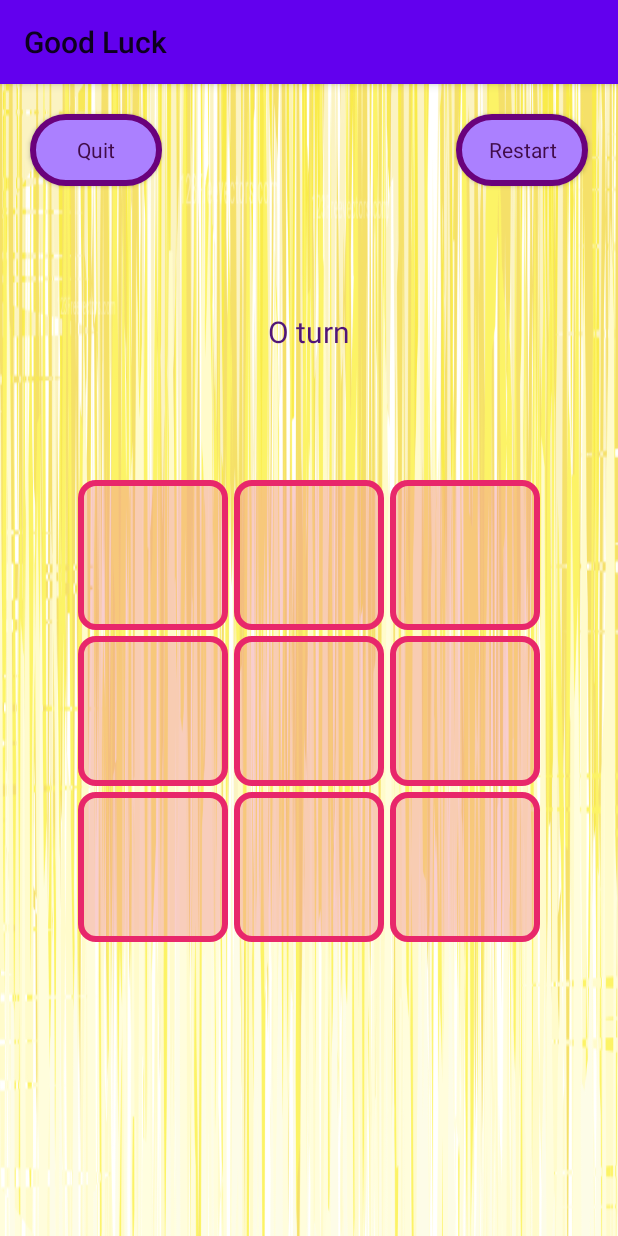
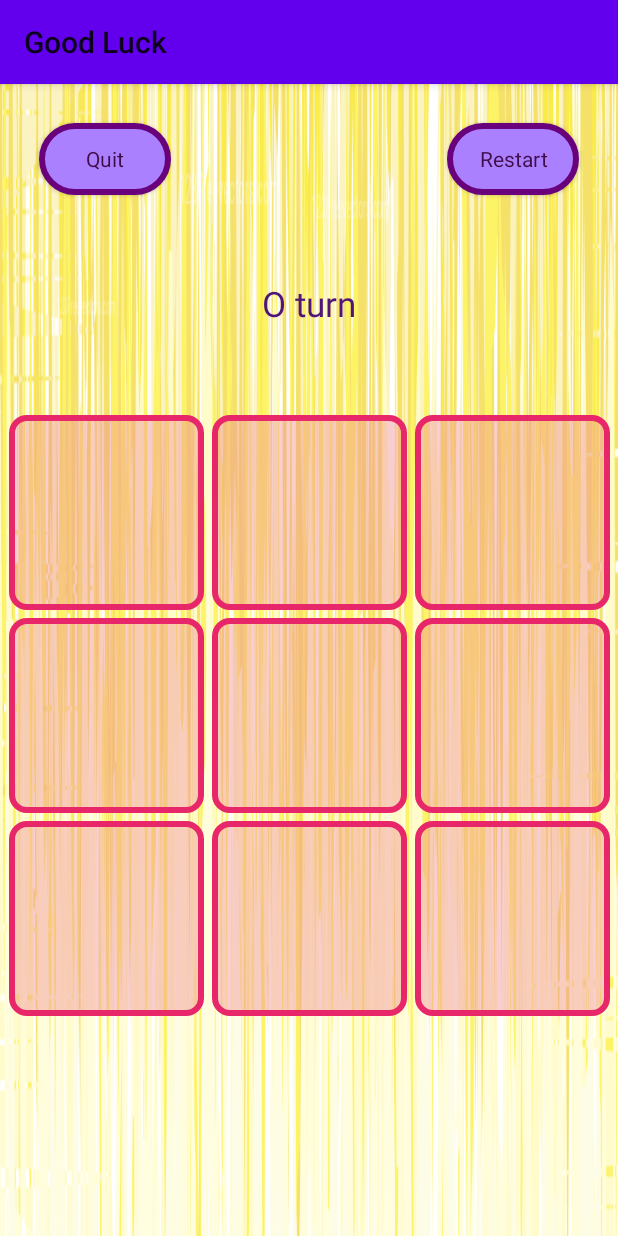
Before and after one commit to WiseHacks/Tic_Tac_Toe, an Android app: the GameActivity screen opened directly, with no data from a screen before it, on a phone screen of 412 x 824 dp. Run offline under Robolectric (Android 15) with nearby library versions, the phone set to English and light mode, and no system bars; our stand-ins replace sdp/ssp sizes; Roboto replaces fonts that are not available here.

Commit message:
Initial commit

```diff
--- a/app/build.gradle
+++ b/app/build.gradle
@@ -33,7 +33,7 @@ android {
 }
 
 dependencies {
-
+    implementation 'com.intuit.sdp:sdp-android:1.0.6'
     implementation "org.jetbrains.kotlin:kotlin-stdlib-jdk7:$kotlin_version"
     implementation 'androidx.core:core-ktx:1.3.2'
     implementation 'androidx.appcompat:appcompat:1.2.0'
--- a/app/src/main/res/layout/activity_game.xml
+++ b/app/src/main/res/layout/activity_game.xml
@@ -13,7 +13,7 @@
         android:layout_width="wrap_content"
         android:layout_height="wrap_content"
         android:layout_alignParentEnd="true"
-        android:layout_margin="20dp"
+        android:layout_margin="@dimen/_20sdp"
         android:background="@drawable/custom_dialog"
         android:fontFamily="@font/carter_one"
         android:text="Restart"
@@ -26,7 +26,7 @@
         android:id="@+id/btnQuit"
         android:layout_width="wrap_content"
         android:layout_height="wrap_content"
-        android:layout_margin="20dp"
+        android:layout_margin="@dimen/_20sdp"
         android:background="@drawable/custom_dialog"
         android:fontFamily="@font/carter_one"
 
@@ -48,102 +48,102 @@
         app:layout_constraintTop_toBottomOf="@+id/btnQuit">
 
         <Button
-            android:layout_margin="2dp"
+            android:layout_margin="@dimen/_2sdp"
             android:background="@drawable/custom_dialog4"
             android:fontFamily="@font/carter_one"
             android:id="@+id/btn0"
-            android:layout_width="100dp"
-            android:layout_height="100dp"
+            android:layout_width="@dimen/_100sdp"
+            android:layout_height="@dimen/_100sdp"
             android:tag="0"
-            android:textSize="60sp"
+            android:textSize="@dimen/_60sdp"
             tools:text="0" />
 
         <Button
             android:background="@drawable/custom_dialog4"
             android:fontFamily="@font/carter_one"
-            android:layout_margin="2dp"
+            android:layout_margin="@dimen/_2sdp"
             android:id="@+id/btn1"
-            android:layout_width="100dp"
-            android:layout_height="100dp"
+            android:layout_width="@dimen/_100sdp"
+            android:layout_height="@dimen/_100sdp"
             android:tag="1"
-            android:textSize="60sp"
+            android:textSize="@dimen/_60sdp"
             tools:text="1" />
 
         <Button
             android:background="@drawable/custom_dialog4"
             android:fontFamily="@font/carter_one"
-            android:layout_margin="2dp"
+            android:layout_margin="@dimen/_2sdp"
             android:id="@+id/btn2"
-            android:layout_width="100dp"
-            android:layout_height="100dp"
+            android:layout_width="@dimen/_100sdp"
+            android:layout_height="@dimen/_100sdp"
             android:tag="2"
-            android:textSize="60sp"
+            android:textSize="@dimen/_60sdp"
             tools:text="2" />
 
         <Button
             android:background="@drawable/custom_dialog4"
             android:fontFamily="@font/carter_one"
-            android:layout_margin="2dp"
+            android:layout_margin="@dimen/_2sdp"
             android:id="@+id/btn3"
-            android:layout_width="100dp"
-            android:layout_height="100dp"
+            android:layout_width="@dimen/_100sdp"
+            android:layout_height="@dimen/_100sdp"
             android:tag="3"
-            android:textSize="60sp"
+            android:textSize="@dimen/_60sdp"
             tools:text="3" />
 
         <Button
             android:background="@drawable/custom_dialog4"
             android:fontFamily="@font/carter_one"
-            android:layout_margin="2dp"
+            android:layout_margin="@dimen/_2sdp"
             android:id="@+id/btn4"
-            android:layout_width="100dp"
-            android:layout_height="100dp"
+            android:layout_width="@dimen/_100sdp"
+            android:layout_height="@dimen/_100sdp"
             android:tag="4"
-            android:textSize="60sp"
+            android:textSize="@dimen/_60sdp"
             tools:text="4" />
 
         <Button
             android:background="@drawable/custom_dialog4"
             android:fontFamily="@font/carter_one"
-            android:layout_margin="2dp"
+            android:layout_margin="@dimen/_2sdp"
             android:id="@+id/btn5"
-            android:layout_width="100dp"
-            android:layout_height="100dp"
+            android:layout_width="@dimen/_100sdp"
+            android:layout_height="@dimen/_100sdp"
             android:tag="5"
-            android:textSize="60sp"
+            android:textSize="@dimen/_60sdp"
             tools:text="5" />
 
         <Button
             android:background="@drawable/custom_dialog4"
             android:fontFamily="@font/carter_one"
-            android:layout_margin="2dp"
+            android:layout_margin="@dimen/_2sdp"
             android:id="@+id/btn6"
-            android:layout_width="100dp"
-            android:layout_height="100dp"
+            android:layout_width="@dimen/_100sdp"
+            android:layout_height="@dimen/_100sdp"
             android:tag="6"
-            android:textSize="60sp"
+            android:textSize="@dimen/_60sdp"
             tools:text="6" />
 
         <Button
             android:background="@drawable/custom_dialog4"
             android:fontFamily="@font/carter_one"
-            android:layout_margin="2dp"
+            android:layout_margin="@dimen/_2sdp"
             android:id="@+id/btn7"
-            android:layout_width="100dp"
-            android:layout_height="100dp"
+            android:layout_width="@dimen/_100sdp"
+            android:layout_height="@dimen/_100sdp"
             android:tag="7"
-            android:textSize="60sp"
+            android:textSize="@dimen/_60sdp"
             tools:text="7" />
 
         <Button
             android:background="@drawable/custom_dialog4"
             android:fontFamily="@font/carter_one"
-            android:layout_margin="2dp"
+            android:layout_margin="@dimen/_2sdp"
             android:id="@+id/btn8"
-            android:layout_width="100dp"
-            android:layout_height="100dp"
+            android:layout_width="@dimen/_100sdp"
+            android:layout_height="@dimen/_100sdp"
             android:tag="8"
-            android:textSize="60sp"
+            android:textSize="@dimen/_60sdp"
             tools:text="8" />
     </GridLayout>
 
@@ -152,7 +152,7 @@
         android:layout_width="wrap_content"
         android:layout_height="wrap_content"
         android:text="Turns"
-        android:textSize="20sp"
+        android:textSize="@dimen/_18sdp"
         android:fontFamily="@font/carter_one"
         android:textColor="#501578"
         app:layout_constraintBottom_toTopOf="@+id/gridLayout"
```
